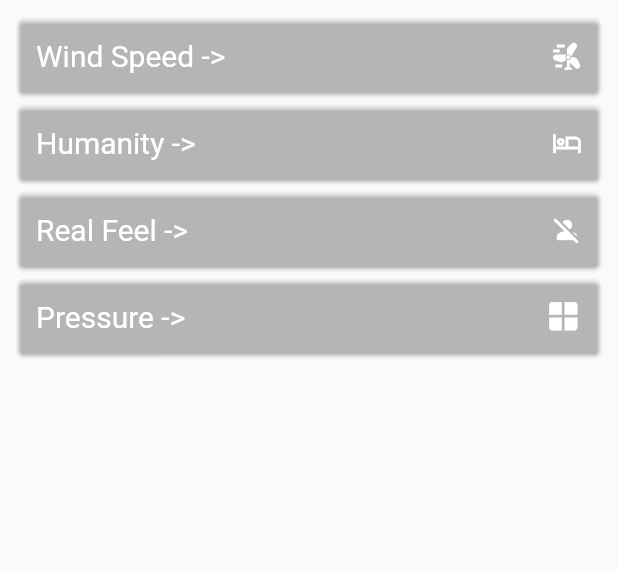
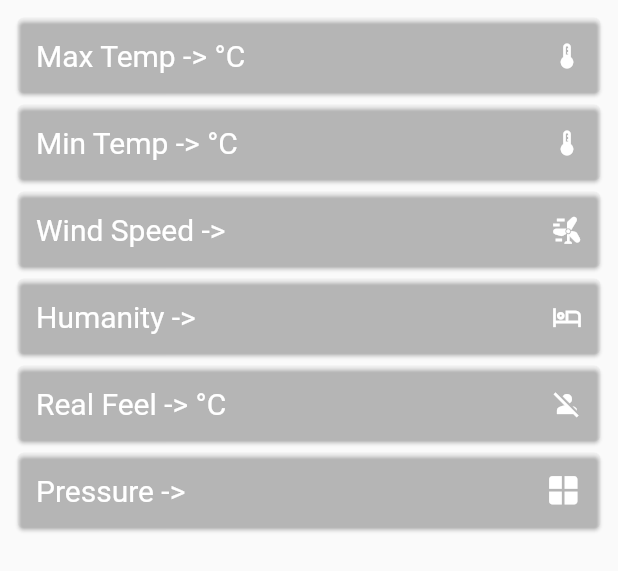
Before and after one commit to hydrationnirob/wather_app_api, a Flutter app: the AdditionalInfo widget shown alone on an empty page, opened directly with empty values, on a phone screen of 412 x 824 dp. Shown: the top 571 px of the screen. Run offline on Flutter 3.47's test engine with Material 2 defaults, Android fonts, the phone set to English and light mode, and no system bars; network calls fail.

Commit message:
All Done

```diff
--- a/lib/CustomWidget.dart
+++ b/lib/CustomWidget.dart
@@ -1,4 +1,23 @@
 import 'package:flutter/material.dart';
+
+
+String formatTime(DateTime time) {
+  String period = 'AM';
+  int hour = time.hour;
+  int minute = time.minute;
+
+  if (hour >= 12) {
+    period = 'PM';
+    if (hour > 12) {
+      hour -= 12;
+    }
+  }
+
+  String formattedHour = hour.toString().padLeft(2, '0');
+  String formattedMinute = minute.toString().padLeft(2, '0');
+
+  return '$formattedHour:$formattedMinute $period';
+}
 
 Widget UpdateWeather(String image, String temperature, String location, currentSky,currentSkyDis) {
   return  Center(
@@ -8,7 +27,7 @@ Widget UpdateWeather(String image, String temperature, String location, currentS
       children: [
         Image.network(image, width: 150, height: 150,),
         const SizedBox(height: 20,),
-        Text(temperature, style: const TextStyle(fontSize: 40,color: Colors.white),),
+        Text("${temperature}°C", style: const TextStyle(fontSize: 40,color: Colors.white),),
         const SizedBox(height: 10,),
         Row(
           mainAxisAlignment: MainAxisAlignment.center,
@@ -17,14 +36,15 @@ Widget UpdateWeather(String image, String temperature, String location, currentS
             const SizedBox(
               width: 10,
             ),
-
             Text(location, style: const TextStyle(fontSize: 20,color: Colors.white),),
 
           ]
 
         ),
+        const SizedBox(height: 10,),
+        Text("Last Updated: ${formatTime(DateTime.now())}", style: TextStyle(fontSize: 20, color: Colors.white)),
 
-        SizedBox(height: 20,),
+        const SizedBox(height: 20,),
 
         Row(
           mainAxisAlignment: MainAxisAlignment.spaceBetween,
@@ -46,11 +66,45 @@ Widget UpdateWeather(String image, String temperature, String location, currentS
   );
 }
 
-Widget AdditionalInfo (String wide , String humanity, String realFeel, String pressure) {
+Widget AdditionalInfo (String wide , String humanity, String realFeel, String pressure, String MaxTemp, String MinTemp) {
   return  Padding(
     padding: const EdgeInsets.all(8.0),
     child: Column(
       children: [
+        Card(
+            color: Colors.transparent,
+            child: SizedBox(
+              height: 50,
+              child: Padding(
+                  padding: const EdgeInsets.all(12.0),
+                  child: Row(
+                      mainAxisAlignment: MainAxisAlignment.spaceBetween,
+                      children: [
+
+                        Text("Max Temp -> ${MaxTemp}°C", style: const TextStyle(fontSize: 20,color: Colors.white),),
+                        const Icon(Icons.thermostat, size: 20,color: Colors.white,),
+                      ]
+                  )
+              ),
+            )
+        ),
+        Card(
+            color: Colors.transparent,
+            child: SizedBox(
+              height: 50,
+              child: Padding(
+                  padding: const EdgeInsets.all(12.0),
+                  child: Row(
+                      mainAxisAlignment: MainAxisAlignment.spaceBetween,
+                      children: [
+
+                        Text("Min Temp -> ${MinTemp}°C", style: const TextStyle(fontSize: 20,color: Colors.white),),
+                        const Icon(Icons.thermostat, size: 20,color: Colors.white,),
+                      ]
+                  )
+              ),
+            )
+        ),
         Card(
       color: Colors.transparent,
       child: SizedBox(
@@ -93,7 +147,7 @@ Widget AdditionalInfo (String wide , String humanity, String realFeel, String pr
                   child: Row(
                       mainAxisAlignment: MainAxisAlignment.spaceBetween,
                       children: [
-                        Text("Real Feel -> ${realFeel}", style: const TextStyle(fontSize: 20,color: Colors.white),),
+                        Text("Real Feel -> ${realFeel}°C", style: const TextStyle(fontSize: 20,color: Colors.white),),
                         const Icon(Icons.person_off, size: 20,color: Colors.white,),
                       ]
                   )
@@ -121,4 +175,16 @@ Widget AdditionalInfo (String wide , String humanity, String realFeel, String pr
       ]
     ),
   );
+
+
+
+
+
+
+
+
+
+
+
+
 }
--- a/lib/apiModel.dart
+++ b/lib/apiModel.dart
@@ -5,11 +5,27 @@ class Weather {
   int? humidity;
   double? windSpeed;
   double? feelsLike;
-  String ? currentSky;
-  String ? description;
-  int ? cod;
+  String? currentSky;
+  String? description;
+  int? cod;
+  String? MaxTemp;
+  String? MinTemp;
 
-  Weather({this.city, this.temp, this.pressure, this.humidity, this.windSpeed});
+  Weather({
+    this.city,
+    this.temp,
+    this.pressure,
+    this.humidity,
+    this.windSpeed,
+    this.feelsLike,
+    this.currentSky,
+    this.description,
+    this.cod,
+    this.MaxTemp,
+    this.MinTemp,
+
+
+  });
 
   Weather.fromJson(Map<String, dynamic> json) {
     city = json['name'];
@@ -18,11 +34,12 @@ class Weather {
     humidity = json['main']['humidity'];
     windSpeed = json['wind']['speed'];
     feelsLike = json['main']['feels_like'];
-    currentSky= json['weather'][0]['main'];
+
+    currentSky = json['weather'][0]['main'];
     description = json['weather'][0]['description'];
     cod = json['cod'];
+    MaxTemp = json['main']['temp_max'].toString();
+    MinTemp = json['main']['temp_min'].toString();
 
   }
-
-
 }
--- a/lib/model_clint.dart
+++ b/lib/model_clint.dart
@@ -6,11 +6,14 @@ import 'package:wather_app_api/apiModel.dart';
 class WeatherClient{
   Future<Weather>? getCurrentWeather (String? city) async{
    var Lcity = city;
+   print(Lcity);
   var url = Uri.parse("https://api.openweathermap.org/data/2.5/weather?q=$Lcity&appid=95186147cc962987255e20ff53ebacdf&units=metric");
   var response = await http.get(url);
   var data = jsonDecode(response.body);
-  print(response.body);
+  print(data);
   return Weather.fromJson(data);
+
+
   }
 
 
```
Also changed, not shown: lib/appui.dart (+7 -9 lines).
